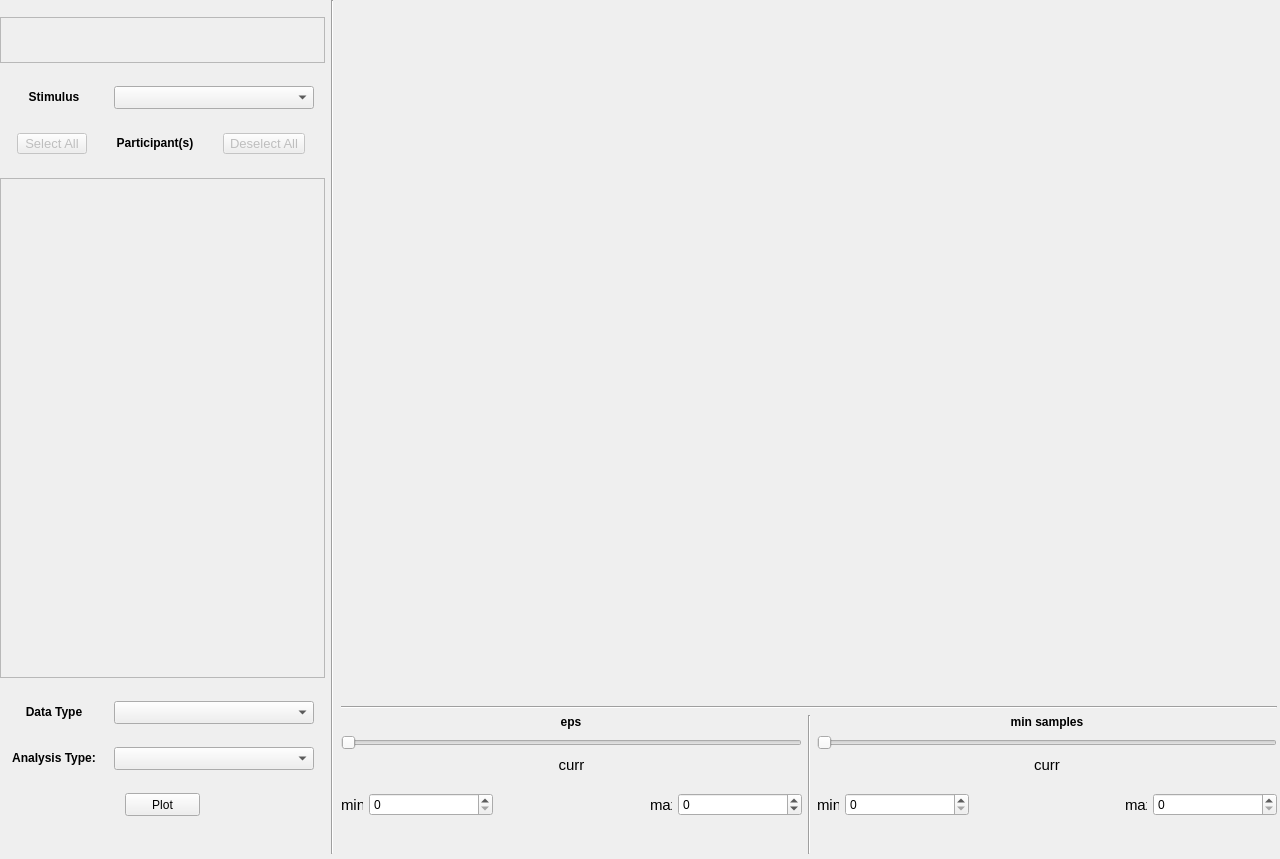
Old version of the form src/main/app_gui.ui in the repository ks061/eye-tracking-visualizer.
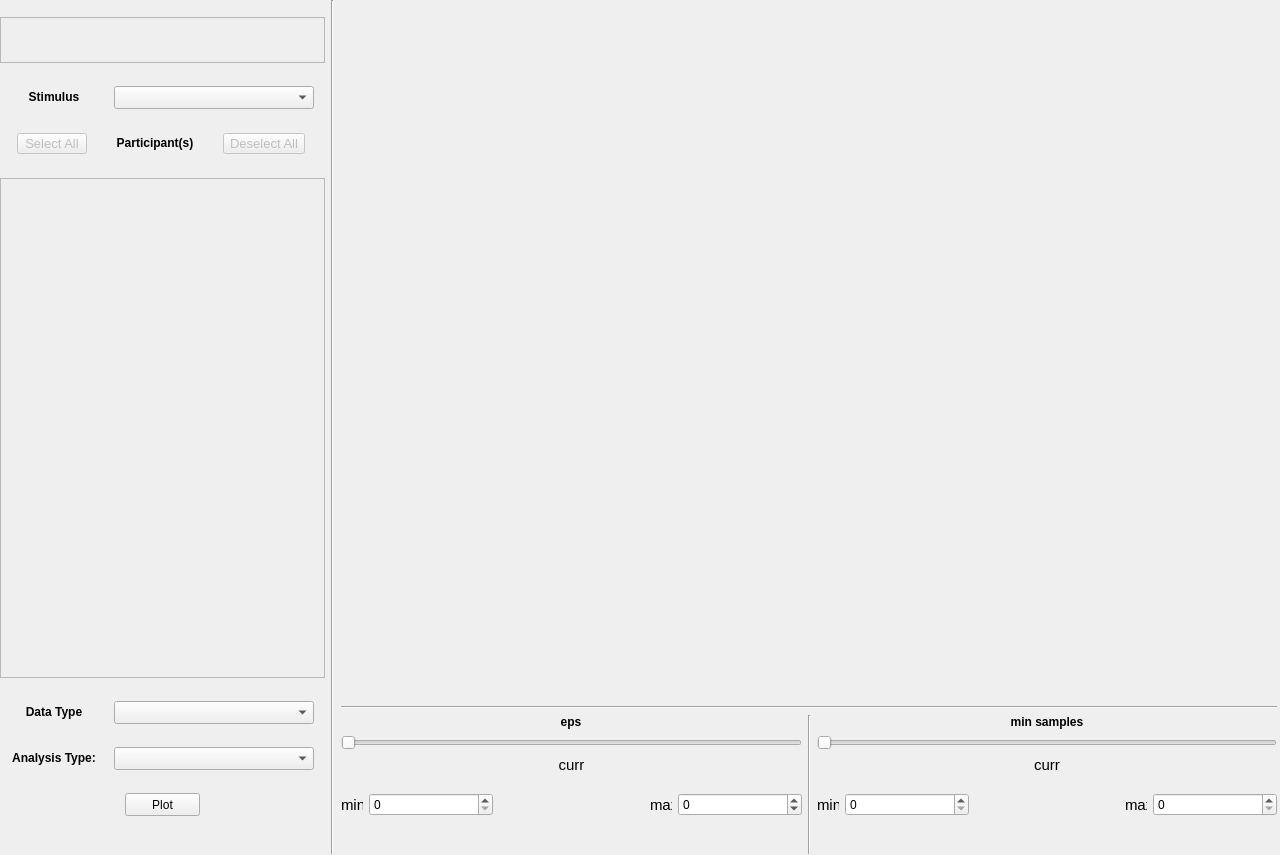
New version of the form.

Commit message: 1280x855 main window dimensions for now

```diff
--- a/src/main/app_gui.ui
+++ b/src/main/app_gui.ui
@@ -7,7 +7,7 @@
     <x>0</x>
     <y>0</y>
     <width>1280</width>
-    <height>859</height>
+    <height>855</height>
    </rect>
   </property>
   <property name="font">
```
